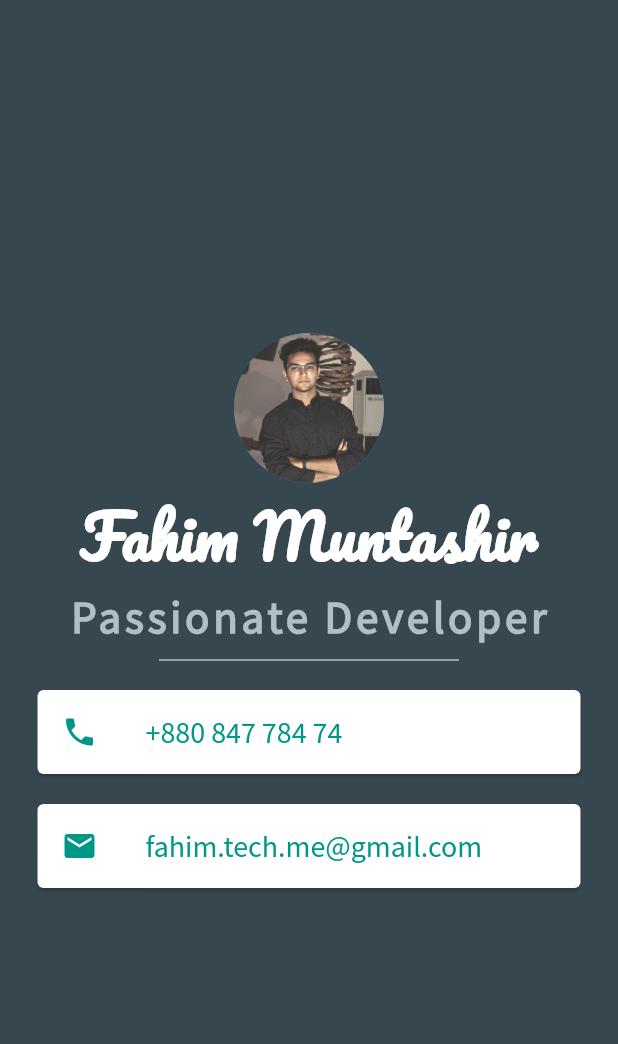
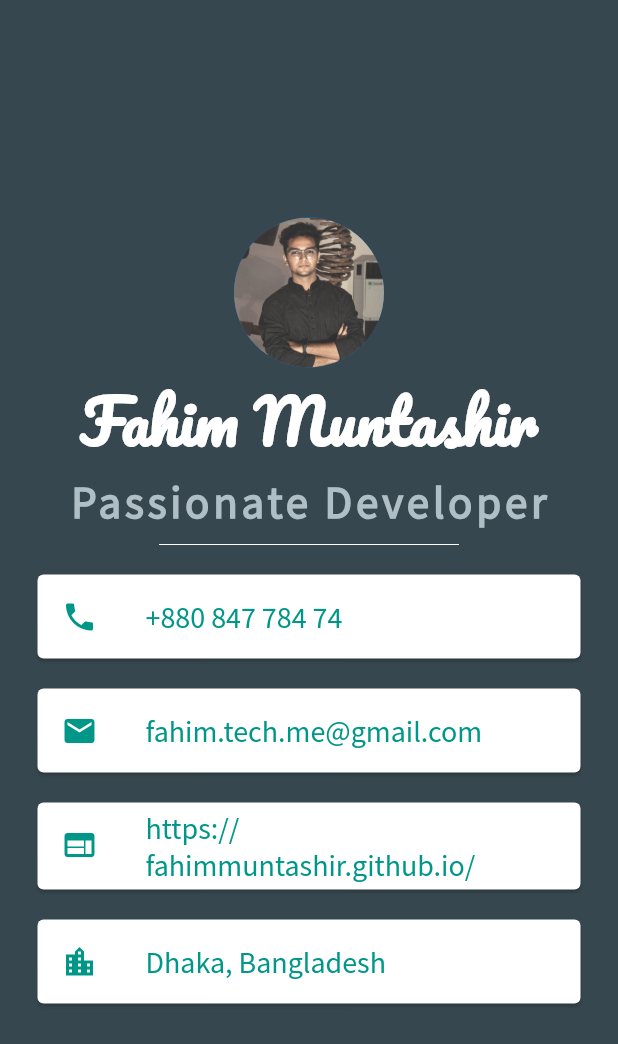
Before and after one commit to FahimMuntashir/Flutter-ProfilePageUI, a Flutter app: the screen it shows after launch, on a phone screen of 412 x 824 dp. Shown: the top 1044 px of the screen. Run offline on Flutter 3.47's test engine with Material 2 defaults, Android fonts, the phone set to English and light mode, and no system bars.

```diff
--- a/lib/main.dart
+++ b/lib/main.dart
@@ -72,7 +72,22 @@ class Home extends StatelessWidget {
               },
 
             ),
+            InfoCard(
+              text: url,
+              icon: Icons.web,
+              onPressed: (){
+                print('web');
+              },
 
+            ),
+            InfoCard(
+              text: location,
+              icon: Icons.location_city,
+              onPressed: (){
+                print('location');
+              },
+
+            ),
 
           ],
         ),
```
